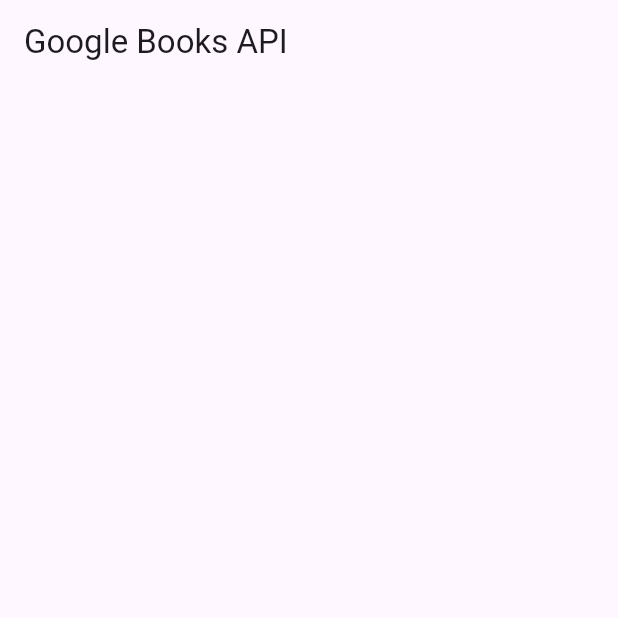
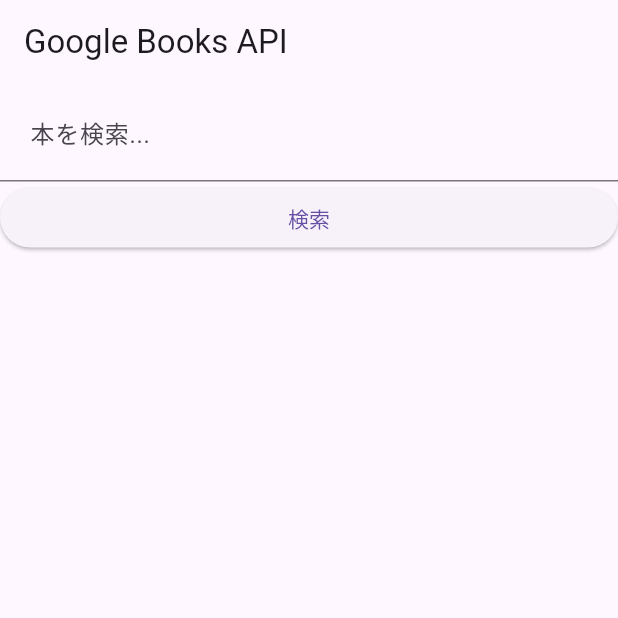
Before and after one commit to Naoya-Otani/google_books_api_demo, a Flutter app: the screen it shows after launch, on a phone screen of 412 x 824 dp, the top half of it. Run offline on Flutter 3.47's test engine with Material 3 defaults, Android fonts, the phone set to English and light mode, and no system bars; network calls fail.

Commit message:
style change

```diff
--- a/lib/main.dart
+++ b/lib/main.dart
@@ -29,11 +29,13 @@
 
 class _MyHomePageState extends State<MyHomePage> {
   List items = [];
+  final TextEditingController _todoController = TextEditingController();
 
-  Future<void> getData() async {
+  Future<void> getData(String keyword) async {
+    // 現状はAPIキーをハードコーディングしている
     var response =
         await http.get(Uri.https('www.googleapis.com', '/books/v1/volumes', {
-      'q': '{Next.js}',
+      'q': '{${keyword}}',
       'maxResults': '40',
       'langRestrict': 'ja',
       'key': 'AIzaSyBlWk_MJ73tQYkJMlDK8rixl9AgebBl3O0'
@@ -46,12 +48,12 @@
     });
   }
 
-  // @override
-  // void initState() {
-  //   super.initState();
+  @override
+  void initState() {
+    super.initState();
 
-  //   getData();
-  // }
+    getData("TypeScript");
+  }
 
   @override
   Widget build(BuildContext context) {
@@ -59,7 +61,24 @@
         appBar: AppBar(
           title: const Text('Google Books API'),
         ),
-      body: ListView.builder(
+        body: Column(
+          children: [
+            TextField(
+              controller: _todoController,
+              decoration: const InputDecoration(
+                hintText: '本を検索...',
+                contentPadding: EdgeInsets.all(20),
+              ),
+            ),
+            ElevatedButton(
+              onPressed: () {
+                print("pressed");
+              },
+              child: Container(
+                  alignment: Alignment.center, child: const Text('検索')),
+            ),
+            Expanded(
+              child: ListView.builder(
                 itemCount: items.length,
                 itemBuilder: (BuildContext context, int index) {
                   return Card(
@@ -67,16 +86,20 @@
                       children: <Widget>[
                         ListTile(
                           leading: Image.network(
-                    items[index]['volumeInfo']['imageLinks']['thumbnail'],
+                            items[index]['volumeInfo']['imageLinks']
+                                ['thumbnail'],
                           ),
                           title: Text(items[index]['volumeInfo']['title']),
-                  subtitle: Text(items[index]['volumeInfo']['publishedDate']),
+                          subtitle:
+                              Text(items[index]['volumeInfo']['publishedDate']),
                         ),
                       ],
                     ),
                   );
                 },
               ),
-    );
+            )
+          ],
+        ));
   }
 }
```
Lines whose indentation alone changed are shown as unchanged.
